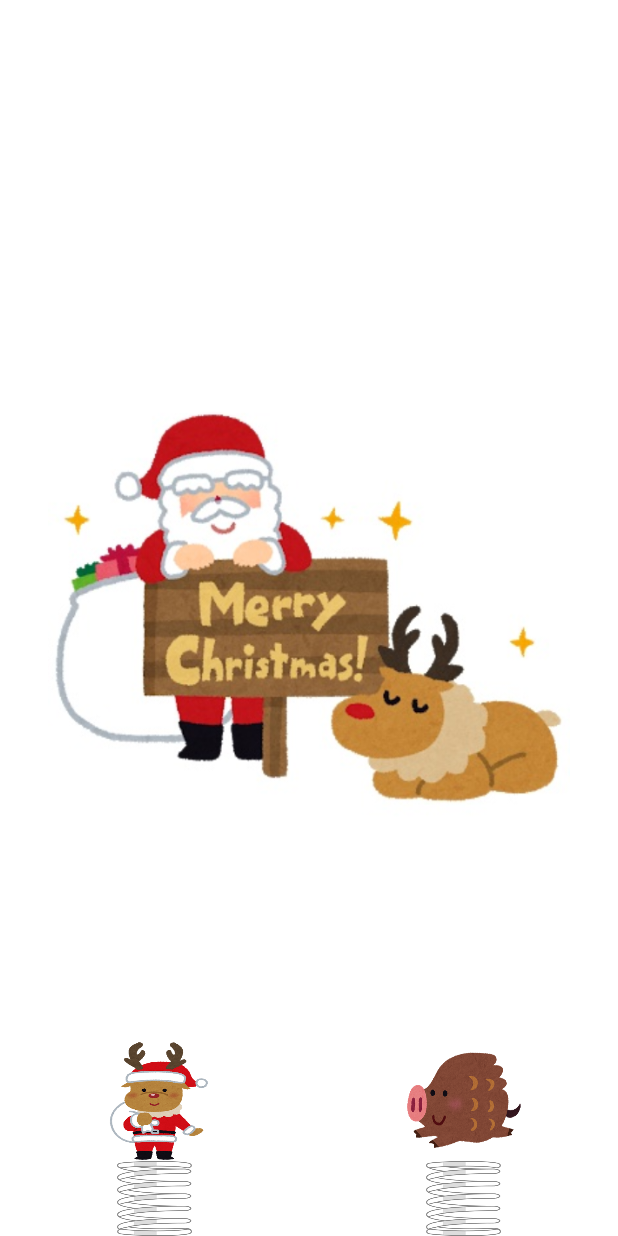
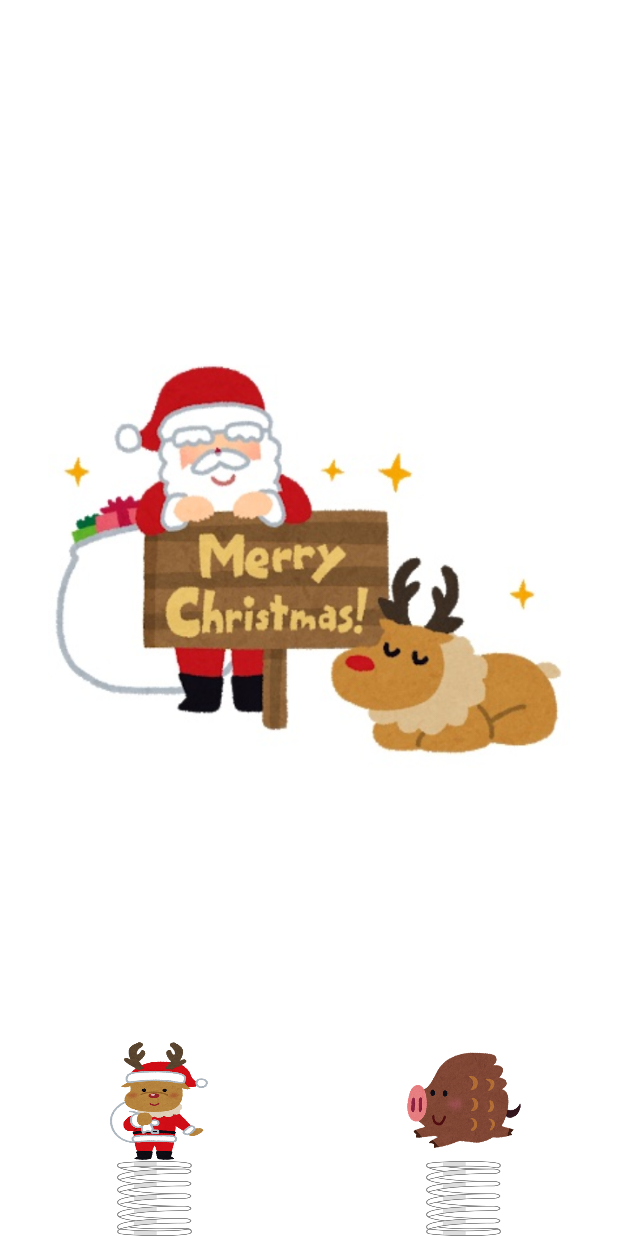
Before and after one commit to akihito-okada/ChristmasToy, an Android app: the screen it shows after launch (MainActivity), on a phone screen of 412 x 824 dp. Run offline under Robolectric (Android 15) with nearby library versions, the phone set to English and light mode, and no system bars.

Commit message:
convert to Androidx

```diff
--- a/app/src/main/java/com/young/christmastoy/MainActivity.kt
+++ b/app/src/main/java/com/young/christmastoy/MainActivity.kt
@@ -1,17 +1,16 @@
 package com.young.christmastoy
 
 import android.os.Bundle
-import android.support.v7.app.AppCompatActivity
+import androidx.appcompat.app.AppCompatActivity
 import kotlinx.android.synthetic.main.activity_main.*
 
 class MainActivity : AppCompatActivity() {
     override fun onCreate(savedInstanceState: Bundle?) {
         super.onCreate(savedInstanceState)
-
         setContentView(R.layout.activity_main)
 
         layoutLeft.transitionToEnd()
-        layoutLeft.setOnTouchListener { view, event ->
+        layoutLeft.setOnTouchListener { _, event ->
             if (event.action == android.view.MotionEvent.ACTION_UP) {
                 layoutLeft.transitionToEnd()
                 layoutBackground.transitionToStart()
@@ -21,7 +20,7 @@ class MainActivity : AppCompatActivity() {
         }
 
         layoutRight.transitionToEnd()
-        layoutRight.setOnTouchListener { view, event ->
+        layoutRight.setOnTouchListener { _, event ->
             if (event.action == android.view.MotionEvent.ACTION_UP) {
                 layoutRight.transitionToEnd()
                 layoutBackground.transitionToEnd()
--- a/app/src/main/res/layout/activity_main.xml
+++ b/app/src/main/res/layout/activity_main.xml
@@ -1,5 +1,5 @@
 <?xml version="1.0" encoding="utf-8"?>
-<android.support.constraint.ConstraintLayout
+<androidx.constraintlayout.widget.ConstraintLayout
         xmlns:android="http://schemas.android.com/apk/res/android"
         xmlns:app="http://schemas.android.com/apk/res-auto"
         xmlns:tools="http://schemas.android.com/tools"
@@ -7,11 +7,13 @@
         android:layout_height="match_parent"
         android:background="@android:color/white">
 
-    <android.support.constraint.motion.MotionLayout
+    <androidx.constraintlayout.motion.widget.MotionLayout
             android:id="@+id/layoutBackground"
             android:layout_width="0dp"
             android:layout_height="0dp"
-        android:layout_margin="32dp"
+            android:layout_marginStart="32dp"
+            android:layout_marginEnd="32dp"
+            android:layout_marginBottom="64dp"
             app:layoutDescription="@xml/scene_image"
             app:layout_constraintTop_toTopOf="parent"
             app:layout_constraintBottom_toBottomOf="parent"
@@ -19,7 +21,7 @@
             app:layout_constraintEnd_toEndOf="parent"
             tools:showPaths="true">
 
-        <android.support.constraint.utils.ImageFilterView
+        <androidx.constraintlayout.utils.widget.ImageFilterView
                 android:id="@+id/imageView"
                 android:layout_width="0dp"
                 android:layout_height="0dp"
@@ -30,9 +32,9 @@
                 app:layout_constraintStart_toStartOf="parent"
                 app:layout_constraintEnd_toEndOf="parent" />
 
-    </android.support.constraint.motion.MotionLayout>
+    </androidx.constraintlayout.motion.widget.MotionLayout>
 
-    <android.support.constraint.motion.MotionLayout
+    <androidx.constraintlayout.motion.widget.MotionLayout
             android:id="@+id/layoutLeft"
             android:layout_width="0dp"
             android:layout_height="0dp"
@@ -59,9 +61,9 @@
                 android:src="@drawable/image_spring"
                 tools:ignore="ContentDescription" />
 
-    </android.support.constraint.motion.MotionLayout>
+    </androidx.constraintlayout.motion.widget.MotionLayout>
 
-    <android.support.constraint.motion.MotionLayout
+    <androidx.constraintlayout.motion.widget.MotionLayout
             android:id="@+id/layoutRight"
             android:layout_width="0dp"
             android:layout_height="match_parent"
@@ -88,6 +90,6 @@
                 android:src="@drawable/image_spring"
                 tools:ignore="ContentDescription" />
 
-    </android.support.constraint.motion.MotionLayout>
+    </androidx.constraintlayout.motion.widget.MotionLayout>
 
-</android.support.constraint.ConstraintLayout>
+</androidx.constraintlayout.widget.ConstraintLayout>
--- a/app/src/main/res/layout/motion_left_start.xml
+++ b/app/src/main/res/layout/motion_left_start.xml
@@ -13,7 +13,7 @@
   See the License for the specific language governing permissions and
   limitations under the License.
   -->
-<android.support.constraint.ConstraintLayout
+<androidx.constraintlayout.widget.ConstraintLayout
     xmlns:android="http://schemas.android.com/apk/res/android"
     xmlns:app="http://schemas.android.com/apk/res-auto"
     xmlns:tools="http://schemas.android.com/tools"
@@ -44,4 +44,4 @@
         app:layout_constraintHorizontal_chainStyle="spread"
         tools:ignore="ContentDescription" />
 
-</android.support.constraint.ConstraintLayout>
+</androidx.constraintlayout.widget.ConstraintLayout>
--- a/app/src/main/res/layout/motion_right_start.xml
+++ b/app/src/main/res/layout/motion_right_start.xml
@@ -1,5 +1,5 @@
 <?xml version="1.0" encoding="utf-8"?>
-<android.support.constraint.ConstraintLayout
+<androidx.constraintlayout.widget.ConstraintLayout
     xmlns:android="http://schemas.android.com/apk/res/android"
     xmlns:app="http://schemas.android.com/apk/res-auto"
     xmlns:tools="http://schemas.android.com/tools"
@@ -29,4 +29,4 @@
         app:layout_constraintBottom_toBottomOf="parent"
         tools:ignore="ContentDescription" />
 
-</android.support.constraint.ConstraintLayout>
+</androidx.constraintlayout.widget.ConstraintLayout>
--- a/gradle.properties
+++ b/gradle.properties
@@ -13,3 +13,5 @@ org.gradle.jvmargs=-Xmx1536m
 # org.gradle.parallel=true
 # Kotlin code style for this project: "official" or "obsolete":
 kotlin.code.style=official
+android.useAndroidX=true
+android.enableJetifier=true
```
Also changed, not shown: app/build.gradle (+5 -5 lines), app/src/main/res/layout/motion_left_end.xml (+6 -6 lines), app/src/main/res/layout/motion_right_end.xml (+6 -6 lines), 2 other files. Lines whose indentation alone changed are shown as unchanged.
